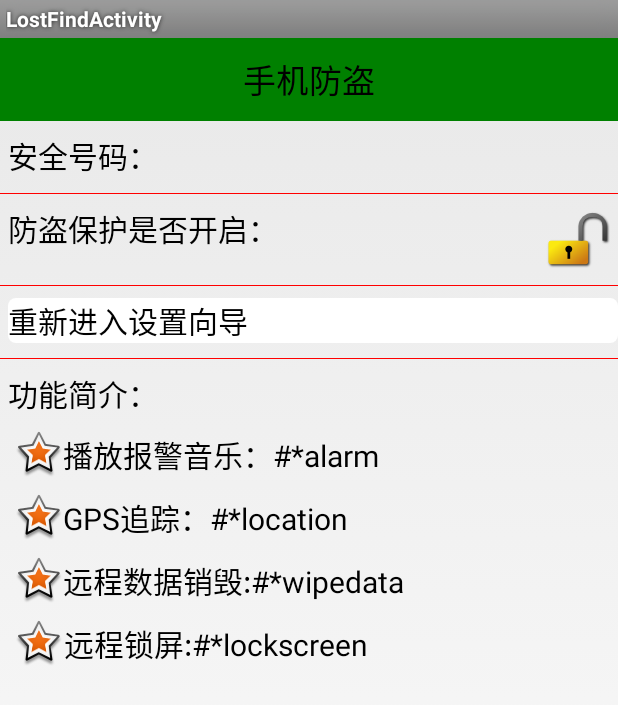
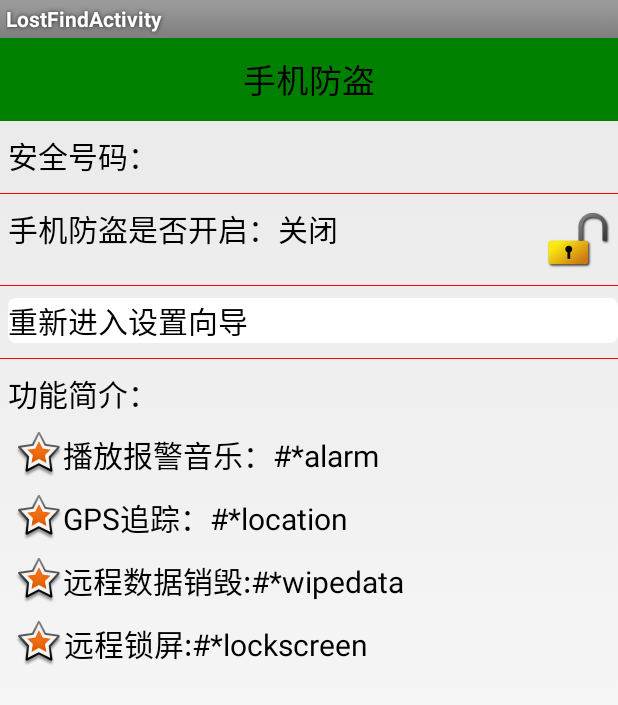
Before and after one commit to mamh-android/android-mobilesafe, an Android app: the LostFindActivity screen opened directly, with no data from a screen before it, on a phone screen of 412 x 824 dp. Shown: the top 705 px of the screen. Run offline under Robolectric (Android 15) with nearby library versions, the phone set to English and light mode, and no system bars; 1 statement that could not run was skipped.

Commit message:
add  enable safe mode
Signed-off-by: Minghui Ma <mmh19891113@qq.com>

```diff
--- a/app/src/main/java/com/example/mamh/mobilesafe/LostFindActivity.java
+++ b/app/src/main/java/com/example/mamh/mobilesafe/LostFindActivity.java
@@ -1,30 +1,38 @@
 package com.example.mamh.mobilesafe;
 
+import android.annotation.TargetApi;
 import android.app.Activity;
 import android.content.Intent;
 import android.content.SharedPreferences;
+import android.os.Build;
 import android.os.Bundle;
+import android.text.TextUtils;
 import android.util.Log;
 import android.view.View;
+import android.widget.ImageView;
 import android.widget.TextView;
 
 
 public class LostFindActivity extends Activity {
 
-    private static final String TAG="LostFindActivity";
+    private static final String TAG = "LostFindActivity";
 
     private SharedPreferences sp;
 
     private TextView reEnterSetup;
+
+    private ImageView lockImageView;
+    private TextView lockTextView;
+    private TextView safeNumber;
 
 
     @Override
     protected void onCreate(Bundle savedInstanceState) {
         super.onCreate(savedInstanceState);
         //判断一下是否设置过
-        sp = getSharedPreferences("config",MODE_PRIVATE);
+        sp = getSharedPreferences("config", MODE_PRIVATE);
         boolean configed = sp.getBoolean("configed", false);
-        if(!configed){
+        if (!configed) {
             //跳转
             Intent intent = new Intent(this, Setup1Activity.class);
             startActivity(intent);
@@ -42,9 +50,26 @@ public class LostFindActivity extends Activity {
                 finish();
             }
         });
+
+        safeNumber = (TextView) findViewById(R.id.tv_safe_number);
+        String safeNum = sp.getString("safenumber", "");
+        if (!TextUtils.isEmpty(safeNum)) {
+            safeNumber.setText(safeNumber.getText() + safeNum);
+        }
+
+
+        lockImageView = (ImageView) findViewById(R.id.iv_lock);
+        lockTextView = (TextView) findViewById(R.id.tv_lock);
+
+        Boolean safeIsEnable = sp.getBoolean("safeenable", false);
+        if (safeIsEnable) {
+            lockTextView.setText("手机防盗是否开启：" + "开启");
+            lockImageView.setImageResource((R.drawable.lock));
+        } else {
+            lockTextView.setText("手机防盗是否开启：" + "关闭");
+            lockImageView.setImageResource((R.drawable.unlock));
+        }
     }
 
 
-
-
 }
--- a/app/src/main/res/layout/activity_lost_find.xml
+++ b/app/src/main/res/layout/activity_lost_find.xml
@@ -20,6 +20,7 @@
         android:layout_height="wrap_content">
 
         <TextView
+            android:id="@+id/tv_safe_number"
             android:layout_width="wrap_content"
             android:layout_height="wrap_content"
             android:layout_marginLeft="5dp"
@@ -50,6 +51,7 @@
         android:layout_height="wrap_content">
 
         <TextView
+            android:id="@+id/tv_lock"
             android:layout_width="wrap_content"
             android:layout_height="wrap_content"
             android:layout_marginLeft="5dp"
@@ -59,6 +61,7 @@
             android:textSize="20sp" />
 
         <ImageView
+            android:id="@+id/iv_lock"
             android:layout_width="wrap_content"
             android:layout_height="wrap_content"
             android:layout_alignParentRight="true"
--- a/app/src/main/res/layout/activity_setup4.xml
+++ b/app/src/main/res/layout/activity_setup4.xml
@@ -16,6 +16,7 @@
         android:layout_width="fill_parent"
         android:layout_height="55dp" />
     <CheckBox
+        android:id="@+id/cb_setup4_safe"
         android:text="你没有开启防盗保护"
         android:layout_width="wrap_content"
         android:layout_height="wrap_content" />
```
Also changed, not shown: app/src/main/java/com/example/mamh/mobilesafe/Setup4Activity.java (+9 -0 lines).
